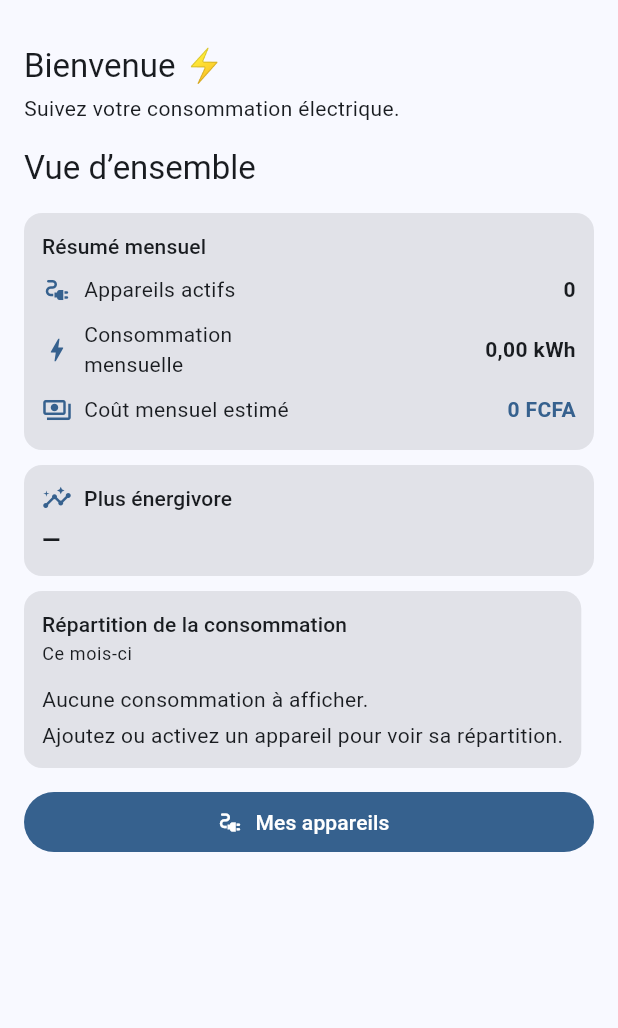
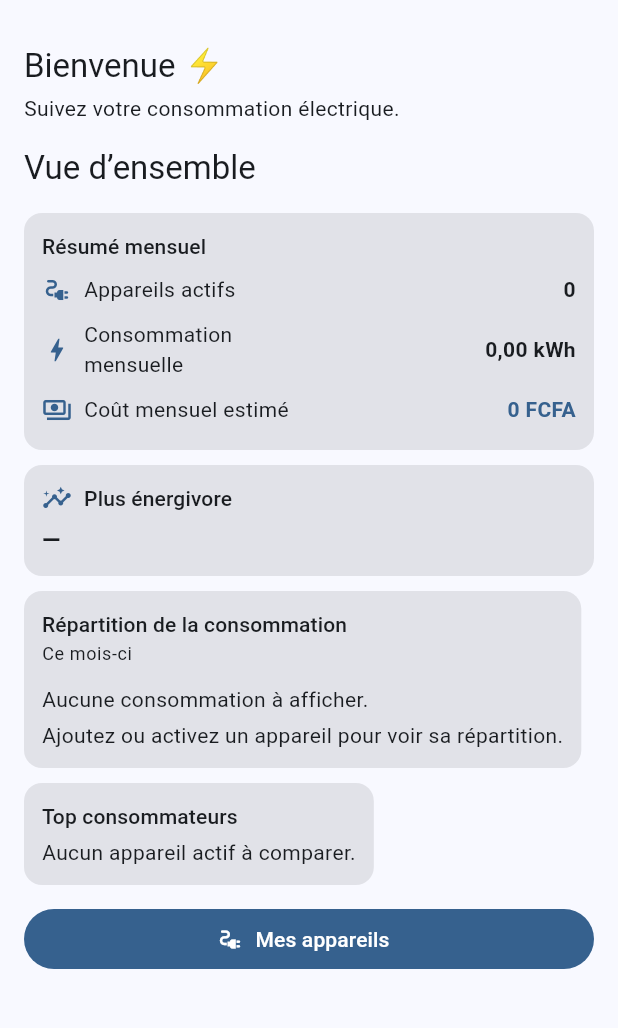
Before and after one commit to ndiayemtr/sama_courant, a Flutter app: the screen it shows after launch, on a phone screen of 412 x 824 dp, the part 63-1091 px from its top. Run offline on Flutter 3.47's test engine with Material 3 defaults, Android fonts, the phone set to English and light mode, and no system bars; our stand-ins replace drift, fl_chart, flutter_riverpod, go_router; accounts and stored records are empty; generated files the repository leaves out were written again.

Commit message:
Top consommateurs et comparaison visuelle v2

```diff
--- a/lib/features/dashboard/presentation/pages/dashboard_page.dart
+++ b/lib/features/dashboard/presentation/pages/dashboard_page.dart
@@ -6,6 +6,7 @@ import 'package:intl/intl.dart';
 import '../../../appliances/presentation/providers/appliances_provider.dart';
 import '../providers/dashboard_provider.dart';
 import '../widgets/consumption_distribution_card.dart';
+import '../widgets/top_consumers_card.dart';
 
 class DashboardPage extends ConsumerStatefulWidget {
   const DashboardPage({super.key});
@@ -164,6 +165,8 @@ class _DashboardPageState extends ConsumerState<DashboardPage> {
             if (!state.isLoading && state.errorMessage == null) ...[
               const SizedBox(height: 10),
               ConsumptionDistributionCard(summary: summary),
+              const SizedBox(height: 10),
+              TopConsumersCard(summary: summary),
             ],
             const SizedBox(height: 12),
             SizedBox(
--- a/lib/features/dashboard/presentation/providers/dashboard_provider.dart
+++ b/lib/features/dashboard/presentation/providers/dashboard_provider.dart
@@ -42,6 +42,8 @@ final dashboardProvider = Provider<DashboardSummary>((ref) {
           name: appliance.name,
           consumptionKwh: appliance.monthlyConsumptionKwh,
           percentage: appliance.monthlyConsumptionKwh / consumption * 100,
+          allocatedCostFcfa:
+              appliance.monthlyConsumptionKwh / consumption * result.totalCost,
         ),
       );
     }
@@ -57,6 +59,7 @@ final dashboardProvider = Provider<DashboardSummary>((ref) {
           name: 'Autres',
           consumptionKwh: others,
           percentage: others / consumption * 100,
+          allocatedCostFcfa: others / consumption * result.totalCost,
         ),
       );
     }
@@ -91,10 +94,12 @@ class ApplianceConsumptionShare {
   final String name;
   final double consumptionKwh;
   final double percentage;
+  final double allocatedCostFcfa;
 
   const ApplianceConsumptionShare({
     required this.name,
     required this.consumptionKwh,
     required this.percentage,
+    required this.allocatedCostFcfa,
   });
 }
--- /dev/null
+++ b/lib/features/dashboard/presentation/widgets/top_consumers_card.dart
@@ -0,0 +1,123 @@
+import 'package:flutter/material.dart';
+import 'package:intl/intl.dart';
+
+import '../providers/dashboard_provider.dart';
+
+class TopConsumersCard extends StatelessWidget {
+  final DashboardSummary summary;
+
+  const TopConsumersCard({super.key, required this.summary});
+
+  @override
+  Widget build(BuildContext context) {
+    final theme = Theme.of(context);
+    final decimal = NumberFormat('0.00', 'fr_FR');
+    final fcfa = NumberFormat.decimalPattern('fr_FR');
+    // The distribution already contains the sorted top five, followed by Others.
+    final consumers = summary.consumptionShares.take(5).toList();
+    final maximum = consumers.isEmpty ? 0.0 : consumers.first.consumptionKwh;
+    return Card.filled(
+      margin: EdgeInsets.zero,
+      child: Padding(
+        padding: const EdgeInsets.all(12),
+        child: Column(
+          crossAxisAlignment: CrossAxisAlignment.start,
+          children: [
+            Text('Top consommateurs', style: theme.textTheme.titleSmall),
+            const SizedBox(height: 4),
+            if (consumers.isEmpty) ...[
+              Text(
+                summary.activeCount == 0
+                    ? 'Aucun appareil actif à comparer.'
+                    : 'Aucune consommation à comparer.',
+              ),
+            ] else ...[
+              Text(
+                'Comparaison au plus gros consommateur',
+                style: theme.textTheme.bodySmall,
+              ),
+              for (var i = 0; i < consumers.length; i++)
+                Padding(
+                  key: ValueKey('top-consumer-$i'),
+                  padding: const EdgeInsets.only(top: 10),
+                  child: Column(
+                    children: [
+                      LayoutBuilder(
+                        builder: (context, constraints) {
+                          final name = Text(
+                            consumers[i].name,
+                            style: theme.textTheme.bodyMedium,
+                          );
+                          final consumption =
+                              '${decimal.format(consumers[i].consumptionKwh)} kWh';
+                          final cost =
+                              '${fcfa.format(consumers[i].allocatedCostFcfa.round())} FCFA';
+                          final valueStyle = theme.textTheme.bodyMedium
+                              ?.copyWith(fontWeight: FontWeight.w600);
+                          final namePainter = TextPainter(
+                            text: TextSpan(
+                              text: consumers[i].name,
+                              style: theme.textTheme.bodyMedium,
+                            ),
+                            textDirection: Directionality.of(context),
+                            textScaler: MediaQuery.textScalerOf(context),
+                          )..layout();
+                          final valuePainter = TextPainter(
+                            text: TextSpan(
+                              text: '$consumption / $cost',
+                              style: valueStyle,
+                            ),
+                            textDirection: Directionality.of(context),
+                            textScaler: MediaQuery.textScalerOf(context),
+                          )..layout();
+                          final fits =
+                              namePainter.width + 12 + valuePainter.width <=
+                              constraints.maxWidth;
+                          namePainter.dispose();
+                          valuePainter.dispose();
+                          if (fits) {
+                            return Row(
+                              children: [
+                                Expanded(child: name),
+                                const SizedBox(width: 12),
+                                Text(
+                                  '$consumption / $cost',
+                                  style: valueStyle,
+                                  textAlign: TextAlign.right,
+                                ),
+                              ],
+                            );
+                          }
+                          return Column(
+                            crossAxisAlignment: CrossAxisAlignment.start,
+                            children: [
+                              name,
+                              const SizedBox(height: 2),
+                              Text('$consumption • $cost', style: valueStyle),
+                            ],
+                          );
+                        },
+                      ),
+                      const SizedBox(height: 4),
+                      LinearProgressIndicator(
+                        value: maximum <= 0
+                            ? 0
+                            : consumers[i].consumptionKwh / maximum,
+                        minHeight: 6,
+                        borderRadius: BorderRadius.circular(4),
+                        color: theme.colorScheme.primary,
+                        backgroundColor:
+                            theme.colorScheme.surfaceContainerHighest,
+                        semanticsLabel:
+                            '${consumers[i].name} : consommation relative au plus gros consommateur',
+                      ),
+                    ],
+                  ),
+                ),
+            ],
+          ],
+        ),
+      ),
+    );
+  }
+}
```
Also changed, not shown: 2 other files.
